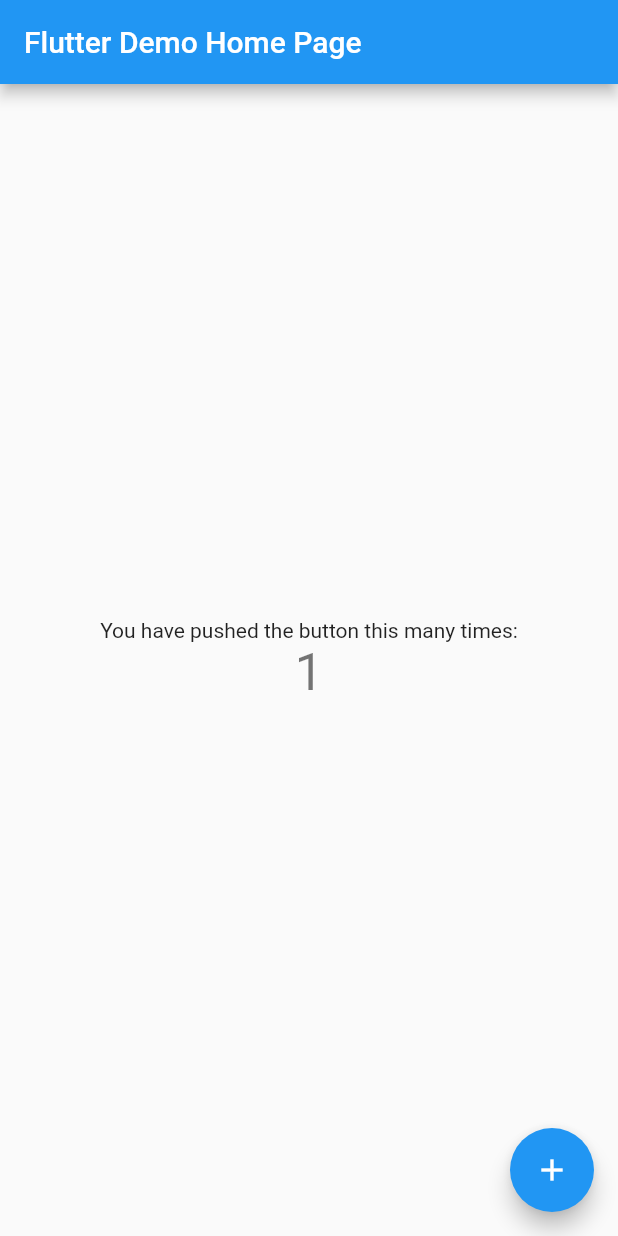
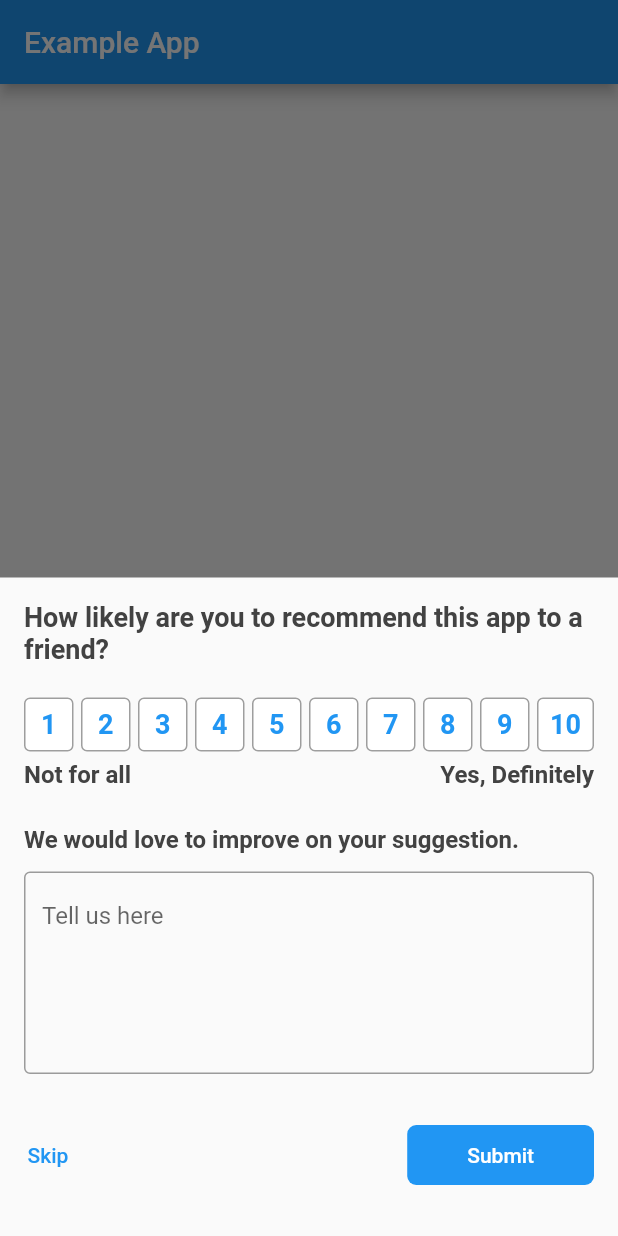
Before and after one commit to TheAlphamerc/app_feedback, a Flutter app: the screen it shows after launch, after a tap on the "add" icon, on a phone screen of 412 x 824 dp. Run offline on Flutter 3.47's test engine with Material 2 defaults, Android fonts, the phone set to English and light mode, and no system bars; our stand-ins replace bloc, flutter_bloc, shared_preferences.

Commit message:
✨ Implement basic architecture to get feedback

```diff
--- a/example/lib/main.dart
+++ b/example/lib/main.dart
@@ -1,3 +1,4 @@
+import 'package:app_feedback/app_feedback.dart';
 import 'package:flutter/material.dart';
 
 void main() {
@@ -11,94 +12,47 @@ class MyApp extends StatelessWidget {
     return MaterialApp(
       title: 'Flutter Demo',
       theme: ThemeData(
-        // This is the theme of your application.
-        //
-        // Try running your application with "flutter run". You'll see the
-        // application has a blue toolbar. Then, without quitting the app, try
-        // changing the primarySwatch below to Colors.green and then invoke
-        // "hot reload" (press "r" in the console where you ran "flutter run",
-        // or simply save your changes to "hot reload" in a Flutter IDE).
-        // Notice that the counter didn't reset back to zero; the application
-        // is not restarted.
         primarySwatch: Colors.blue,
+        // brightness: Brightness.dark,
       ),
-      home: MyHomePage(title: 'Flutter Demo Home Page'),
+      home: MyHomePage(),
     );
   }
 }
 
 class MyHomePage extends StatefulWidget {
-  MyHomePage({Key key, this.title}) : super(key: key);
-
-  // This widget is the home page of your application. It is stateful, meaning
-  // that it has a State object (defined below) that contains fields that affect
-  // how it looks.
-
-  // This class is the configuration for the state. It holds the values (in this
-  // case the title) provided by the parent (in this case the App widget) and
-  // used by the build method of the State. Fields in a Widget subclass are
-  // always marked "final".
-
-  final String title;
+  MyHomePage({Key key}) : super(key: key);
 
   @override
   _MyHomePageState createState() => _MyHomePageState();
 }
 
 class _MyHomePageState extends State<MyHomePage> {
-  int _counter = 0;
+  AppFeedback feedback = AppFeedback.instance;
+  @override
+  void initState() {
+    feedback.init(Option(duration: Duration(seconds: 10)));
+    super.initState();
+  }
 
   void _incrementCounter() {
-    setState(() {
-      // This call to setState tells the Flutter framework that something has
-      // changed in this State, which causes it to rerun the build method below
-      // so that the display can reflect the updated values. If we changed
-      // _counter without calling setState(), then the build method would not be
-      // called again, and so nothing would appear to happen.
-      _counter++;
+    feedback.displayAppFeedbackSheet(context, onSubmit: (feedback) {
+      print(feedback.toString());
     });
   }
 
   @override
   Widget build(BuildContext context) {
-    // This method is rerun every time setState is called, for instance as done
-    // by the _incrementCounter method above.
-    //
-    // The Flutter framework has been optimized to make rerunning build methods
-    // fast, so that you can just rebuild anything that needs updating rather
-    // than having to individually change instances of widgets.
     return Scaffold(
       appBar: AppBar(
-        // Here we take the value from the MyHomePage object that was created by
-        // the App.build method, and use it to set our appbar title.
-        title: Text(widget.title),
+        title: Text("Example App"),
       ),
       body: Center(
-        // Center is a layout widget. It takes a single child and positions it
-        // in the middle of the parent.
         child: Column(
-          // Column is also a layout widget. It takes a list of children and
-          // arranges them vertically. By default, it sizes itself to fit its
-          // children horizontally, and tries to be as tall as its parent.
-          //
-          // Invoke "debug painting" (press "p" in the console, choose the
-          // "Toggle Debug Paint" action from the Flutter Inspector in Android
-          // Studio, or the "Toggle Debug Paint" command in Visual Studio Code)
-          // to see the wireframe for each widget.
-          //
-          // Column has various properties to control how it sizes itself and
-          // how it positions its children. Here we use mainAxisAlignment to
-          // center the children vertically; the main axis here is the vertical
-          // axis because Columns are vertical (the cross axis would be
-          // horizontal).
           mainAxisAlignment: MainAxisAlignment.center,
           children: <Widget>[
             Text(
               'You have pushed the button this many times:',
-            ),
-            Text(
-              '$_counter',
-              style: Theme.of(context).textTheme.headline4,
             ),
           ],
         ),
--- /dev/null
+++ b/lib/app_feedback.dart
@@ -0,0 +1,3 @@
+library app_feedback;
+
+export 'src/feedback/app_feedback.dart';
--- /dev/null
+++ b/lib/src/cubit/feedback_cubit.dart
@@ -0,0 +1,43 @@
+import 'package:app_feedback/src/helper/shared_prefrence_helper.dart';
+import 'package:bloc/bloc.dart';
+import 'package:flutter/material.dart';
+import 'package:meta/meta.dart';
+import 'package:app_feedback/src/model/feedback.dart';
+part 'feedback_state.dart';
+
+class FeedbackCubit extends Cubit<FeedbackState> {
+  FeedbackCubit() : super(FeedbackInitial()) {
+    controller = TextEditingController();
+  }
+
+  int rating;
+  TextEditingController controller;
+  ValueNotifier<bool> isLoading = ValueNotifier<bool>(false);
+  set setRating(int rating) {
+    this.rating = rating;
+    emit(FeedbackRating(rating));
+  }
+
+  Future<UserFeedback> getFeedback() async {
+    UserFeedback feedback = UserFeedback(
+        rating: rating + 1, review: controller.text, createdAt: DateTime.now());
+    // isLoading.value = true;
+    // var response = await miscRepo.saveFeedback(request);
+    // isLoading.value = false;
+    // response.fold((l) => null, (r) {
+    // final pref = getIt<SharedPreferenceHelper>();
+    // pref.saveAppFeedback(request.copyWith.call(createdAt: DateTime.now()));
+
+    // });
+    final pref = SharedPreferenceHelper();
+    await pref.saveAppFeedback(feedback);
+
+    return feedback;
+  }
+
+  @override
+  Future<void> close() {
+    isLoading.dispose();
+    return super.close();
+  }
+}
--- /dev/null
+++ b/lib/src/cubit/feedback_state.dart
@@ -0,0 +1,12 @@
+part of 'feedback_cubit.dart';
+
+@immutable
+abstract class FeedbackState {}
+
+class FeedbackInitial extends FeedbackState {}
+
+class FeedbackRating extends FeedbackState {
+  final int rating;
+
+  FeedbackRating(this.rating);
+}
--- /dev/null
+++ b/lib/src/feedback/app_feedback.dart
@@ -0,0 +1,92 @@
+import 'package:app_feedback/src/cubit/feedback_cubit.dart';
+import 'package:app_feedback/src/helper/shared_prefrence_helper.dart';
+import 'package:app_feedback/src/model/feedback.dart';
+import 'package:app_feedback/src/widget/feedback_sheet.dart';
+import 'package:flutter/material.dart';
+import 'package:flutter_bloc/flutter_bloc.dart';
+
+class Option {
+  final bool oneTimeOnly;
+  final Duration duration;
+  final bool displayLogs;
+  Option({this.oneTimeOnly, this.duration, this.displayLogs = false});
+}
+
+abstract class AppFeedback {
+  static final AppFeedback _instance = AppFeedbackImpl();
+
+  /// access to the Singleton instance of LoaderService
+  static AppFeedback get instance => _instance;
+
+  void init(Option option);
+
+  void checkAppRating(BuildContext context,
+      {Function(UserFeedback) onSubmit, VoidCallback onSkip});
+
+  displayAppFeedbackSheet(BuildContext context,
+      {Function(UserFeedback) onSubmit});
+}
+
+class AppFeedbackImpl implements AppFeedback {
+  Option option;
+  @override
+  void init(Option option) async {
+    this.option = option;
+    final pref = SharedPreferenceHelper();
+    var feedback = await pref.getAppFeedback();
+    if (feedback != null) {
+      final diff = DateTime.now().difference(feedback.createdAt);
+    } else {
+      await pref.saveAppFeedback(UserFeedback(createdAt: DateTime.now()));
+    }
+  }
+
+  @override
+  void checkAppRating(BuildContext context,
+      {Function(UserFeedback) onSubmit, VoidCallback onSkip}) async {
+    final pref = SharedPreferenceHelper();
+    var feedback = await pref.getAppFeedback();
+    if (feedback != null) {
+      final diff = DateTime.now().difference(feedback.createdAt);
+
+      /// Users who haven't submitted feedback'
+      if (feedback.rating == null && diff.compareTo(option.duration) > 0) {
+        /// Reset save timing to display FeedbackPage after 72 hours.
+        await pref.saveAppFeedback(UserFeedback(createdAt: DateTime.now()));
+
+        /// Display sheet
+        displayAppFeedbackSheet(context, onSubmit: onSubmit);
+      }
+
+      /// users who have already submitted feedback
+      else if (feedback.rating != null && diff.inDays > 7) {
+        /// Reset save timing to display FeedbackPage after 7 Days.
+        await pref
+            .saveAppFeedback(feedback.copyWith(createdAt: DateTime.now()));
+
+        /// Display sheet
+        displayAppFeedbackSheet(context, onSubmit: onSubmit);
+      }
+    }
+
+    /// Initilise the timer for the first time
+    else {
+      await pref.saveAppFeedback(UserFeedback(createdAt: DateTime.now()));
+    }
+  }
+
+  @override
+  displayAppFeedbackSheet(BuildContext context,
+      {Function(UserFeedback) onSubmit, VoidCallback onSkip}) async {
+    await showModalBottomSheet(
+      context: context,
+      isScrollControlled: true,
+      builder: (context) {
+        return BlocProvider(
+          create: (context) => FeedbackCubit(),
+          child: FeedbackPage(onSkip: onSkip, onSubmit: onSubmit),
+        );
+      },
+    );
+  }
+}
--- /dev/null
+++ b/lib/src/helper/shared_prefrence_helper.dart
@@ -0,0 +1,45 @@
+import 'dart:convert';
+
+import 'package:app_feedback/src/model/feedback.dart';
+import 'package:shared_preferences/shared_preferences.dart';
+
+class SharedPreferenceHelper {
+  SharedPreferenceHelper._internal();
+  static final SharedPreferenceHelper _singleton =
+      SharedPreferenceHelper._internal();
+
+  factory SharedPreferenceHelper() {
+    return _singleton;
+  }
+
+  Future clearPreferenceValues() async {
+    await (SharedPreferences.getInstance())
+      ..clear();
+  }
+
+  Future<bool> setInitialLoad(bool value) async {
+    return (await SharedPreferences.getInstance())
+        .setBool(UserPreferenceKey.IsFirstTimeApp.toString(), value);
+  }
+
+  Future<bool> isFirstTime() async {
+    return (await SharedPreferences.getInstance())
+        .getBool(UserPreferenceKey.IsFirstTimeApp.toString());
+  }
+
+  Future<bool> saveAppFeedback(UserFeedback model) async {
+    return (await SharedPreferences.getInstance()).setString(
+        UserPreferenceKey.AppFeedback.toString(), json.encode(model.toJson()));
+  }
+
+  Future<UserFeedback> getAppFeedback() async {
+    final jsonString = (await SharedPreferences.getInstance())
+        .getString(UserPreferenceKey.AppFeedback.toString());
+    if (jsonString == null) {
+      return null;
+    }
+    return UserFeedback.fromJson(json.decode(jsonString));
+  }
+}
+
+enum UserPreferenceKey { IsFirstTimeApp, AppFeedback }
--- /dev/null
+++ b/lib/src/model/feedback.dart
@@ -0,0 +1,38 @@
+import 'package:flutter/foundation.dart';
+
+@immutable
+class UserFeedback {
+  final int rating;
+  final String review;
+  final DateTime createdAt;
+
+  UserFeedback({this.rating, this.review, this.createdAt});
+
+  factory UserFeedback.fromJson(Map<String, dynamic> map) {
+    return UserFeedback(
+        rating: map["rating"] != null ? map["rating"] : null,
+        // createdAt: map["createdAt"] != null ? map["createdAt"] : null,
+        review: map["review"] != null ? map["review"] : null,
+        createdAt: map['createdAt'] != null
+            ? DateTime.parse(map['createdAt'] as String)
+            : null);
+  }
+  Map<String, dynamic> toJson() {
+    return {
+      "rating": rating,
+      "createdAt": createdAt?.toIso8601String(),
+      "review": review
+    };
+  }
+
+  UserFeedback copyWith({int rating, String review, DateTime createdAt}) {
+    return UserFeedback(
+      rating: rating ?? this.rating,
+      createdAt: createdAt ?? this.createdAt,
+      review: review ?? this.review,
+    );
+  }
+
+  @override
+  String toString() => "{rating:$rating, createdAt:$createdAt, review:$review}";
+}
--- /dev/null
+++ b/lib/src/theme/extentions.dart
@@ -0,0 +1,92 @@
+part of 'theme.dart';
+
+extension ThemeHelper on BuildContext {
+  ThemeData get theme => Theme.of(this);
+  Color get primaryColor => Theme.of(this).primaryColor;
+  Color get onPrimary => Theme.of(this).colorScheme.onPrimary;
+  Color get surfaceColor => Theme.of(this).colorScheme.surface;
+  TextTheme get textTheme => Theme.of(this).textTheme;
+  Color get bodyTextColor => Theme.of(this).textTheme.bodyText1.color;
+  Color get disabledColor => Theme.of(this).disabledColor;
+  ColorScheme get colorScheme => Theme.of(this).colorScheme;
+
+  bool get isDarkMode => Theme.of(this).brightness == Brightness.dark;
+}
+
+extension TextStyleHelpers on TextStyle {
+  TextStyle get bold => copyWith(fontWeight: FontWeight.bold);
+  TextStyle get white => copyWith(color: Colors.white);
+  TextStyle primary(context) => copyWith(color: Theme.of(context).primaryColor);
+  TextStyle onPrimary(context) =>
+      copyWith(color: Theme.of(context).colorScheme.onPrimary);
+  TextStyle get italic => copyWith(fontStyle: FontStyle.italic);
+  TextStyle size(double value) => copyWith(fontSize: value);
+}
+
+extension PaddingHelper on Widget {
+  Padding get p16 => Padding(padding: EdgeInsets.all(16), child: this);
+
+  /// Set all side padding according to `value`
+  Padding p(double value) =>
+      Padding(padding: EdgeInsets.all(value), child: this);
+
+  /// Set all side padding according to `value`
+  Padding pH(double value) =>
+      Padding(padding: EdgeInsets.symmetric(horizontal: value), child: this);
+
+  Padding pV(double value) =>
+      Padding(padding: EdgeInsets.symmetric(vertical: value), child: this);
+
+  /// Horizontal Padding 16
+  Padding get hP4 =>
+      Padding(padding: EdgeInsets.symmetric(horizontal: 4), child: this);
+  Padding get hP8 =>
+      Padding(padding: EdgeInsets.symmetric(horizontal: 8), child: this);
+  Padding get hP16 =>
+      Padding(padding: EdgeInsets.symmetric(horizontal: 16), child: this);
+
+  /// Vertical Padding 16
+  Padding get vP16 =>
+      Padding(padding: EdgeInsets.symmetric(vertical: 16), child: this);
+  Padding get vP8 =>
+      Padding(padding: EdgeInsets.symmetric(vertical: 8), child: this);
+  Padding get vP12 =>
+      Padding(padding: EdgeInsets.symmetric(vertical: 8), child: this);
+  Padding get vP4 =>
+      Padding(padding: EdgeInsets.symmetric(vertical: 4), child: this);
+
+  ///Horrizontal Padding for Title
+  Padding get hP30 =>
+      Padding(padding: EdgeInsets.only(left: 30.0), child: this);
+
+  ///Facebook/Google logo text Padding Helper
+  Padding get vP5 =>
+      Padding(padding: EdgeInsets.only(bottom: 5.5), child: this);
+
+  /// Set right side padding according to `value`
+  Padding pR(double value) =>
+      Padding(padding: EdgeInsets.only(right: value), child: this);
+
+  /// Set left side padding according to `value`
+  Padding pL(double value) =>
+      Padding(padding: EdgeInsets.only(left: value), child: this);
+
+  /// Set Top side padding according to `value`
+  Padding pT(double value) =>
+      Padding(padding: EdgeInsets.only(top: value), child: this);
+
+  /// Set bottom side padding according to `value`
+  Padding pB(double value) =>
+      Padding(padding: EdgeInsets.only(bottom: value), child: this);
+}
+
+extension Extended on Widget {
+  Expanded get extended => Expanded(
+        child: this,
+      );
+}
+
+extension SizeHelper on BuildContext {
+  double get width => MediaQuery.of(this).size.width;
+  double get height => MediaQuery.of(this).size.height;
+}
--- /dev/null
+++ b/lib/src/theme/text_styles.dart
@@ -0,0 +1,34 @@
+part of 'theme.dart';
+
+// import 'package:flutter/material.dart';
+
+class TextStyles {
+  static TextStyle bodyText14(BuildContext context) =>
+      context.textTheme.bodyText1.copyWith(
+          fontSize: 14,
+          fontWeight: FontWeight.w400,
+          color: context.isDarkMode ? Color(0xFFC5C3C3) : Color(0xff424242));
+
+  static TextStyle bodyText15(BuildContext context) =>
+      bodyText14(context).copyWith(
+        fontSize: 15,
+      );
+
+  static TextStyle headline16(BuildContext context) =>
+      bodyText15(context).copyWith(
+        fontSize: 16,
+        fontWeight: FontWeight.w600,
+      );
+
+  static TextStyle headline18(BuildContext context) =>
+      headline16(context).copyWith(
+        fontSize: 18,
+      );
+
+  static TextStyle subtitle14(BuildContext context,
+          {FontWeight fontWeight = FontWeight.w400}) =>
+      bodyText14(context).copyWith(
+        fontWeight: fontWeight,
+        color: context.isDarkMode ? Color(0xff919191) : Color(0xff424242),
+      );
+}
--- /dev/null
+++ b/lib/src/theme/theme.dart
@@ -0,0 +1,6 @@
+// export 'text_styles.dart';
+
+import 'package:flutter/material.dart';
+
+part 'text_styles.dart';
+part 'extentions.dart';
--- /dev/null
+++ b/lib/src/widget/custom_button.dart
@@ -0,0 +1,63 @@
+import 'package:flutter/material.dart';
+// part of '../feedback_sheet.dart';
+
+class CustomButton extends StatelessWidget {
+  const CustomButton(
+      {Key key,
+      this.onPressed,
+      this.label,
+      this.isLoading,
+      this.color,
+      this.labelStyle,
+      this.isWraped = false,
+      this.isColored = true,
+      this.padding = const EdgeInsets.symmetric(horizontal: 40, vertical: 12)})
+      : super(key: key);
+  final Function onPressed;
+  final String label;
+  final TextStyle labelStyle;
+  final ValueNotifier<bool> isLoading;
+  final bool isWraped;
+  final bool isColored;
+  final Color color;
+  final EdgeInsetsGeometry padding;
+  @override
+  Widget build(BuildContext context) {
+    return Container(
+      width: isWraped ? null : double.infinity,
+      child: ValueListenableBuilder<bool>(
+        valueListenable: isLoading ?? ValueNotifier(false),
+        builder: (context, loading, child) {
+          return TextButton(
+            style: ButtonStyle(
+                padding: MaterialStateProperty.all(padding),
+                shape: MaterialStateProperty.all(
+                  RoundedRectangleBorder(
+                      borderRadius: BorderRadius.circular(6)),
+                ),
+                backgroundColor: MaterialStateProperty.all(
+                  !isColored ? null : color ?? Theme.of(context).primaryColor,
+                ),
+                foregroundColor: MaterialStateProperty.all(
+                  Theme.of(context).colorScheme.onPrimary,
+                )),
+            onPressed: loading ? null : onPressed,
+            child: loading
+                ? SizedBox(
+                    height: 20,
+                    width: 20,
+                    child: FittedBox(
+                      child: CircularProgressIndicator(
+                        valueColor: AlwaysStoppedAnimation(
+                            color ?? Theme.of(context).primaryColor),
+                      ),
+                    ),
+                  )
+                : child,
+          );
+        },
+        child: Text(label),
+      ),
+    );
+  }
+}
--- /dev/null
+++ b/lib/src/widget/feedback_sheet.dart
@@ -0,0 +1,158 @@
+import 'package:app_feedback/src/cubit/feedback_cubit.dart';
+import 'package:app_feedback/src/model/feedback.dart';
+import 'package:app_feedback/src/theme/theme.dart';
+import 'package:app_feedback/src/widget/custom_button.dart';
+import 'package:flutter/material.dart';
+import 'package:flutter_bloc/flutter_bloc.dart';
+
+class FeedbackPage extends StatelessWidget {
+  final Function(UserFeedback) onSubmit;
+  final VoidCallback onSkip;
+  const FeedbackPage({Key key, this.onSubmit, this.onSkip}) : super(key: key);
+
+  static MaterialPageRoute getRoute() {
+    return new MaterialPageRoute(
+      builder: (_) => FeedbackPage(),
+      fullscreenDialog: true,
+    );
+  }
+
+  Widget _ratingRow(BuildContext context) {
+    return Container(
+      width: context.width,
+      child: Column(
+        children: [
+          BlocBuilder<FeedbackCubit, FeedbackState>(
+            builder: (context, state) {
+              int rating = -1;
+              if (state is FeedbackRating) {
+                rating = state.rating;
+              }
+              return Row(
+                children: Iterable.generate(
+                        10,
+                        (inedx) =>
+                            _rationButton(context, inedx, rating == inedx))
+                    .toList(),
+              );
+            },
+          ),
+          Row(
+            children: [
+              Text(
+                "Not for all",
+                style: TextStyles.headline16(context),
+              ),
+              Spacer(),
+              Text(
+                "Yes, Definitely",
+                style: TextStyles.headline16(context),
+              ),
+            ],
+          )
+        ],
+      ),
+    );
+  }
+
+  Widget _rationButton(BuildContext context, int index, bool isActive) {
+    index += 1;
+    return OutlinedButton(
+      onPressed: () {
+        context.read<FeedbackCubit>().setRating = index - 1;
+      },
+      style: ButtonStyle(
+          padding: MaterialStateProperty.all(EdgeInsets.zero),
+          foregroundColor: MaterialStateProperty.all(
+              isActive ? context.onPrimary : context.primaryColor),
+          backgroundColor: MaterialStateProperty.all(
+              !isActive ? context.onPrimary : context.primaryColor),
+          side: MaterialStateProperty.all(
+              BorderSide(color: context.disabledColor)),
+          textStyle: MaterialStateProperty.all(TextStyles.headline18(context))),
+      child: Text("$index"),
+    ).pR(index == 10 ? 0 : 5).extended;
+  }
+
+  Widget _suggestionField(BuildContext context) {
+    return Container(
+      child: Column(
+        crossAxisAlignment: CrossAxisAlignment.start,
+        children: [
+          Text(
+            "We would love to improve on your suggestion.",
+            style: TextStyles.headline16(context),
+          ).pB(12),
+          TextFormField(
+            maxLines: 5,
+            controller:
+                context.select((FeedbackCubit value) => value.controller),
+            decoration: InputDecoration(
+              hintText: "Tell us here",
+              border: OutlineInputBorder(),
+            ),
+          )
+        ],
+      ),
+    );
+  }
+
+  Widget _submitButton(BuildContext context) {
+    return Container(
+      child: Row(
+        mainAxisAlignment: MainAxisAlignment.spaceBetween,
+        children: [
+          TextButton(
+            onPressed: () async {
+              Navigator.pop(context);
+            },
+            child: Text("Skip"),
+          ),
+          CustomButton(
+            isWraped: true,
+            label: "Submit",
+            isColored: true,
+            isLoading: context.select((FeedbackCubit value) => value.isLoading),
+            // padding: ,
+            labelStyle: TextStyles.headline16(context).onPrimary(context),
+            onPressed: () async {
+              final state = context.read<FeedbackCubit>();
+              // if (state.rating == null) {
+              //   ScaffoldMessenger.of(context).showSnackBar(
+              //       SnackBar(content: Text("Choose rating first to submit")));
+
+              //   return;
+              // }
+              if (onSubmit != null) {
+                var model = await context.read<FeedbackCubit>().getFeedback();
+                onSubmit(model);
+              }
+              Navigator.pop(context);
+            },
+          ).pR(16)
+        ],
+      ),
+    );
+  }
+
+  @override
+  Widget build(BuildContext context) {
+    return SingleChildScrollView(
+      physics: NeverScrollableScrollPhysics(),
+      child: Column(
+        children: [
+          Column(
+            children: [
+              Text("How likely are you to recommend this app to a friend?",
+                      style: TextStyles.headline18(context))
+                  .vP16,
+              _ratingRow(context).pB(24),
+              _suggestionField(context).pB(30),
+            ],
+          ).hP16,
+          _submitButton(context).pB(30)
+        ],
+      ),
+    );
+  }
+}
```
Also changed, not shown: 2 other files.
